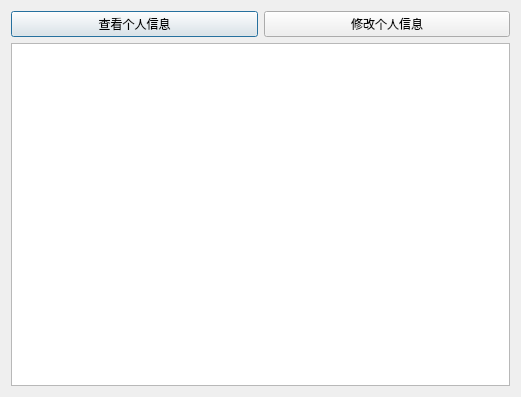
First picture: the form in StudentManagement/teacell_teainfo.ui, repository Fengzhongzhihan/DB_design, before the edit.
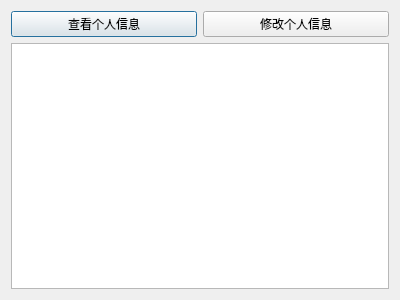
Second picture: the form after the edit.

```diff
--- a/StudentManagement/teacell_teainfo.ui
+++ b/StudentManagement/teacell_teainfo.ui
@@ -6,8 +6,8 @@
    <rect>
     <x>0</x>
     <y>0</y>
-    <width>521</width>
-    <height>397</height>
+    <width>400</width>
+    <height>300</height>
    </rect>
   </property>
   <property name="windowTitle">
```
